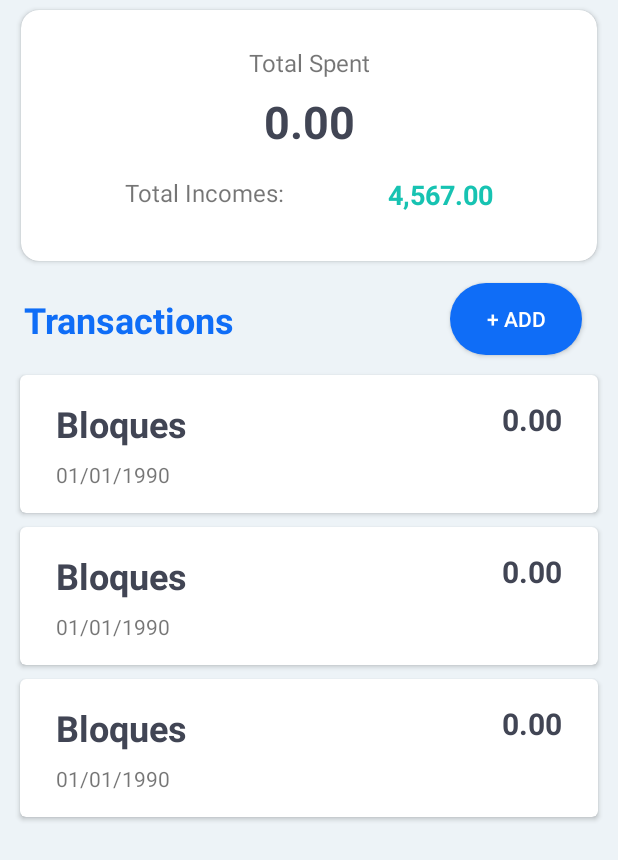
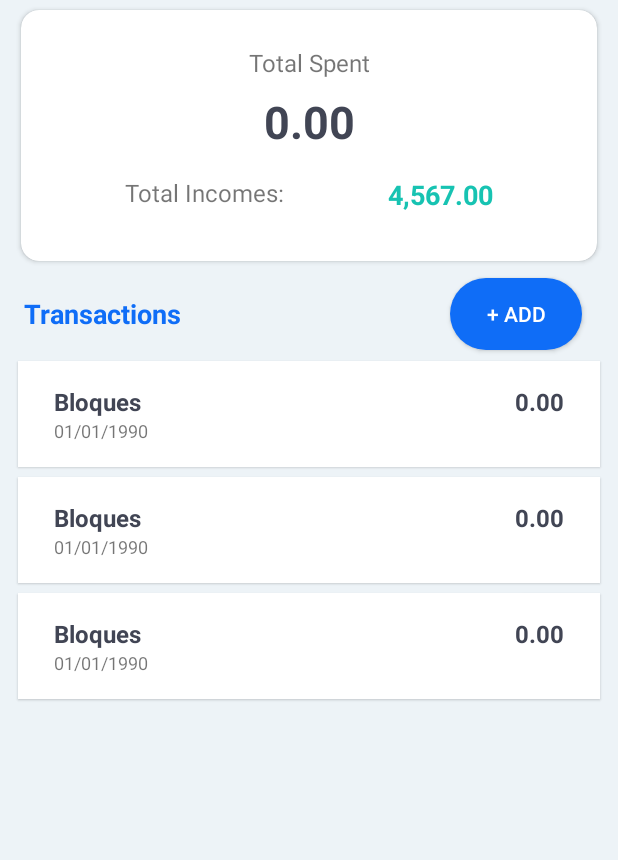
Before and after one commit to yimyDavid/ProjectManager, an Android app: the layout content_project_transactions.xml on its own in the app's theme, with its tools: preview values and no code run, on a phone screen of 412 x 824 dp. Shown: the top 860 px of the screen. Run offline under Robolectric (Android 15) with nearby library versions, the light colour scheme and no system bars.

Commit message:
Modified the transaction view

```diff
--- a/app/src/main/java/com/ctmy/expensemanager/TransactionAdapter.java
+++ b/app/src/main/java/com/ctmy/expensemanager/TransactionAdapter.java
@@ -36,7 +36,7 @@ public class TransactionAdapter extends RecyclerView.Adapter<TransactionAdapter.
             @Override
             public void onChildAdded(@NonNull DataSnapshot snapshot, @Nullable String previousChildName) {
                 Transaction transaction = snapshot.getValue(Transaction.class);
-                Log.d("TRANS: ", transaction.getDescription());
+                Log.d("TRANS: ", transaction.getDescription() + transaction.getDate());
                 //project.setProjectId(dataSnapshot.getKey());
                 projTransactions.add(transaction);
                 notifyItemInserted(projTransactions.size()-1);
@@ -82,7 +82,7 @@ public class TransactionAdapter extends RecyclerView.Adapter<TransactionAdapter.
 
     @Override
     public int getItemCount() {
-        return projTransactions.size()-1;
+        return projTransactions.size();
     }
 
     public class TransactionViewHolder extends RecyclerView.ViewHolder implements View.OnClickListener{
--- a/app/src/main/res/drawable/rectangle.xml
+++ b/app/src/main/res/drawable/rectangle.xml
@@ -4,7 +4,7 @@
     <solid android:color="@color/colorPrimary" />
 
     <size
-        android:height="20dp"
+        android:height="0dp"
         android:width="80dp" />
 
     <corners
--- a/app/src/main/res/layout/content_project_transactions.xml
+++ b/app/src/main/res/layout/content_project_transactions.xml
@@ -86,7 +86,7 @@
         android:layout_marginTop="16dp"
         android:text="@string/lbl_transactions"
         android:textColor="@color/colorPrimary"
-        android:textSize="24sp"
+        android:textSize="18sp"
         android:textStyle="bold"
         app:layout_constraintStart_toStartOf="parent"
         app:layout_constraintTop_toBottomOf="@+id/cvSummary" />
@@ -97,11 +97,13 @@
         android:layout_height="wrap_content"
         android:layout_marginTop="8dp"
         android:layout_marginEnd="24dp"
+        android:layout_marginBottom="8dp"
         android:background="@drawable/rectangle"
-        android:paddingLeft="24dp"
-        android:paddingRight="24dp"
+        android:paddingLeft="16dp"
+        android:paddingRight="16dp"
         android:text="@string/btn_add_trans"
         android:textColor="@android:color/background_light"
+        app:layout_constraintBottom_toTopOf="@+id/constraintLayout"
         app:layout_constraintEnd_toEndOf="parent"
         app:layout_constraintTop_toBottomOf="@+id/cvSummary" />
 
@@ -117,6 +119,7 @@
         app:layout_constraintTop_toBottomOf="@+id/textView12" />
 
     <androidx.constraintlayout.widget.ConstraintLayout
+        android:id="@+id/constraintLayout"
         android:layout_width="match_parent"
         android:layout_height="0dp"
         android:layout_marginTop="16dp"
--- a/app/src/main/res/layout/transaction_list.xml
+++ b/app/src/main/res/layout/transaction_list.xml
@@ -11,8 +11,8 @@
     <androidx.cardview.widget.CardView
         android:layout_width="match_parent"
         android:layout_height="wrap_content"
-        app:cardCornerRadius="4dp"
-        app:cardElevation="2dp"
+        app:cardCornerRadius="0dp"
+        app:cardElevation="1dp"
         app:cardUseCompatPadding="true"
         app:contentPadding="0dp">
 
@@ -25,11 +25,10 @@
                 android:layout_width="wrap_content"
                 android:layout_height="wrap_content"
                 android:layout_marginStart="24dp"
-                android:layout_marginLeft="24dp"
                 android:layout_marginTop="16dp"
                 android:text="@string/lbl_trans_desc"
                 android:textColor="@color/transaction_text"
-                android:textSize="24sp"
+                android:textSize="16sp"
                 android:textStyle="bold"
                 app:layout_constraintStart_toStartOf="parent"
                 app:layout_constraintTop_toTopOf="parent" />
@@ -39,10 +38,9 @@
                 android:layout_width="wrap_content"
                 android:layout_height="wrap_content"
                 android:layout_marginStart="24dp"
-                android:layout_marginLeft="24dp"
-                android:layout_marginTop="8dp"
                 android:layout_marginBottom="16dp"
                 android:text="@string/lbl_trans_date"
+                android:textSize="12sp"
                 app:layout_constraintBottom_toBottomOf="parent"
                 app:layout_constraintStart_toStartOf="parent"
                 app:layout_constraintTop_toBottomOf="@+id/tv_trans_desc" />
@@ -55,7 +53,7 @@
                 android:layout_marginEnd="24dp"
                 android:text="@string/lbl_trans_amount"
                 android:textColor="@color/transaction_text"
-                android:textSize="20sp"
+                android:textSize="16sp"
                 android:textStyle="bold"
                 app:layout_constraintEnd_toEndOf="parent"
                 app:layout_constraintTop_toTopOf="parent" />
```
